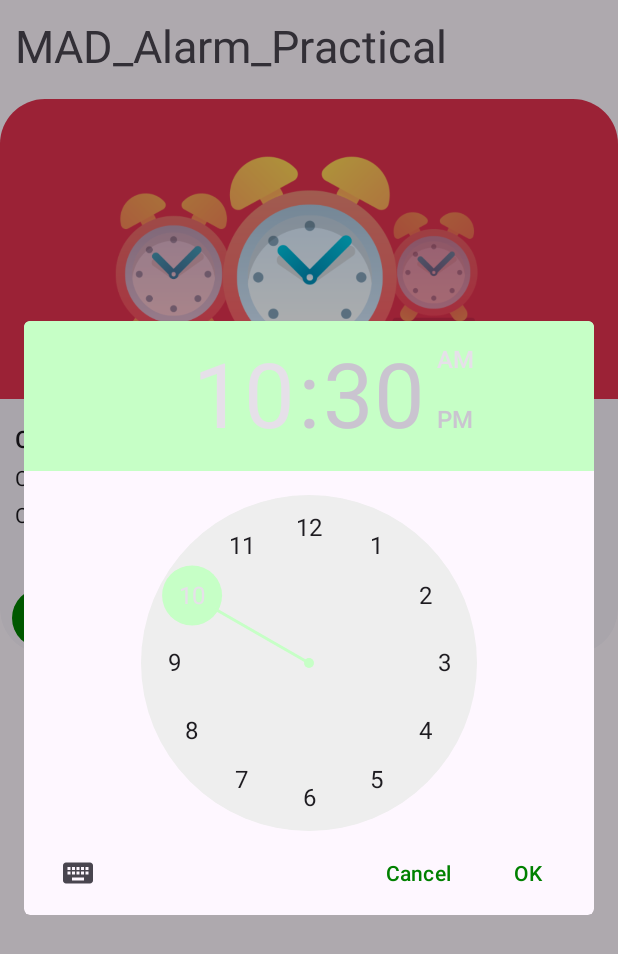
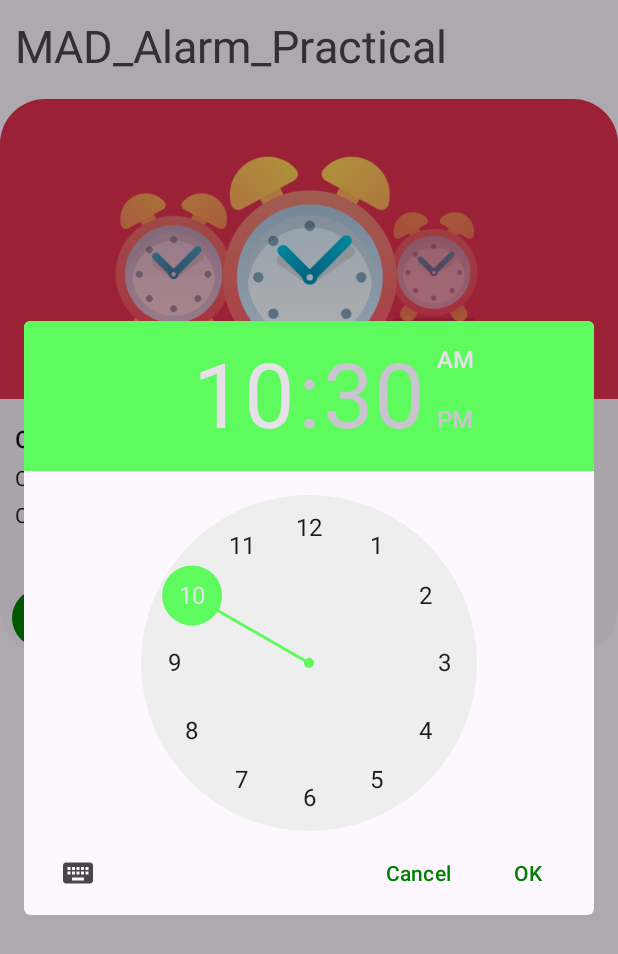
Before and after one commit to Ravi1112005/MAD_24012532004_Practical4, an Android app: the screen it shows after launch (MainActivity), after a tap on "Create Alarm", on a phone screen of 412 x 824 dp. Shown: the top 954 px of the screen. Run offline under Robolectric (Android 15) with nearby library versions, the phone set to English and light mode, and no system bars.

Commit message:
update commit

```diff
--- a/app/src/main/java/com/example/mad_24012532004_practical4/AlarmService.kt
+++ b/app/src/main/java/com/example/mad_24012532004_practical4/AlarmService.kt
@@ -9,7 +9,6 @@ class AlarmService : Service() {
 
     lateinit var mediaPlayer: MediaPlayer
     override fun onBind(intent: Intent): IBinder {
-
         TODO("Return the communication channel to the service.")
     }
 
@@ -17,9 +16,7 @@ class AlarmService : Service() {
         if (!this::mediaPlayer.isInitialized){
             mediaPlayer = MediaPlayer.create(this,R.raw.alarm)
         }
-        if (intent!=null){
-            mediaPlayer.start()
-        }
+        mediaPlayer.start()
         return START_STICKY
     }
 
@@ -28,7 +25,6 @@ class AlarmService : Service() {
             mediaPlayer.stop()
             mediaPlayer.release()
         }
-        //mediaPlayer.stop()
         super.onDestroy()
     }
 }
--- a/app/src/main/res/values/colors.xml
+++ b/app/src/main/res/values/colors.xml
@@ -2,7 +2,7 @@
 <resources>
     <color name="black">#FF000000</color>
     <color name="white">#FFFFFFFF</color>
-    <color name="bg_card">#C6FFC6</color>
+    <color name="bg_card">#5DFB5D</color>
     <color name="green">#008000</color>
     <color name="purple_700">#7200FF</color>"
 </resources>
```
Also changed, not shown: app/src/main/java/com/example/mad_24012532004_practical4/MainActivity.kt (+7 -12 lines).
